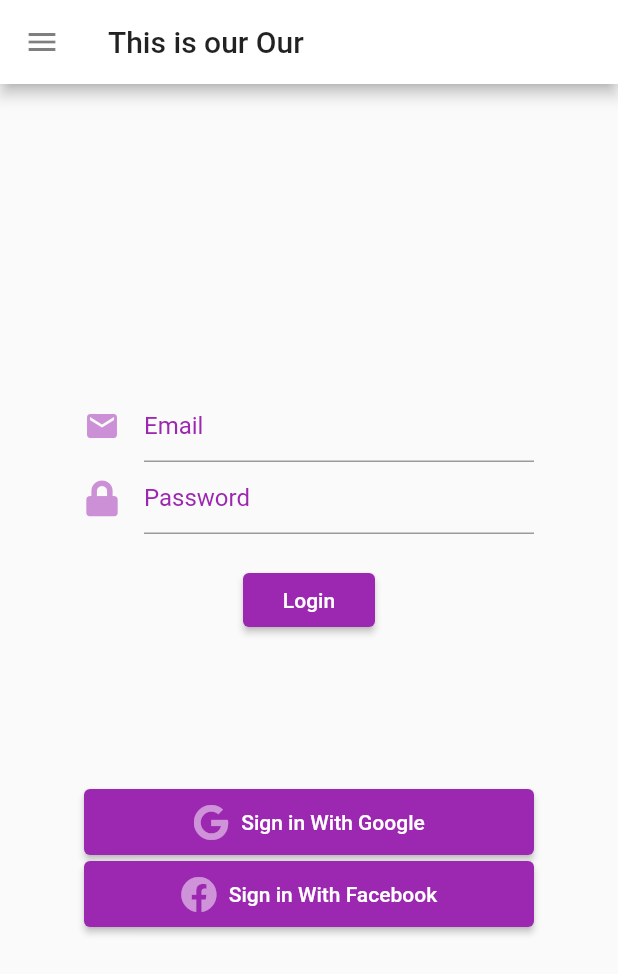
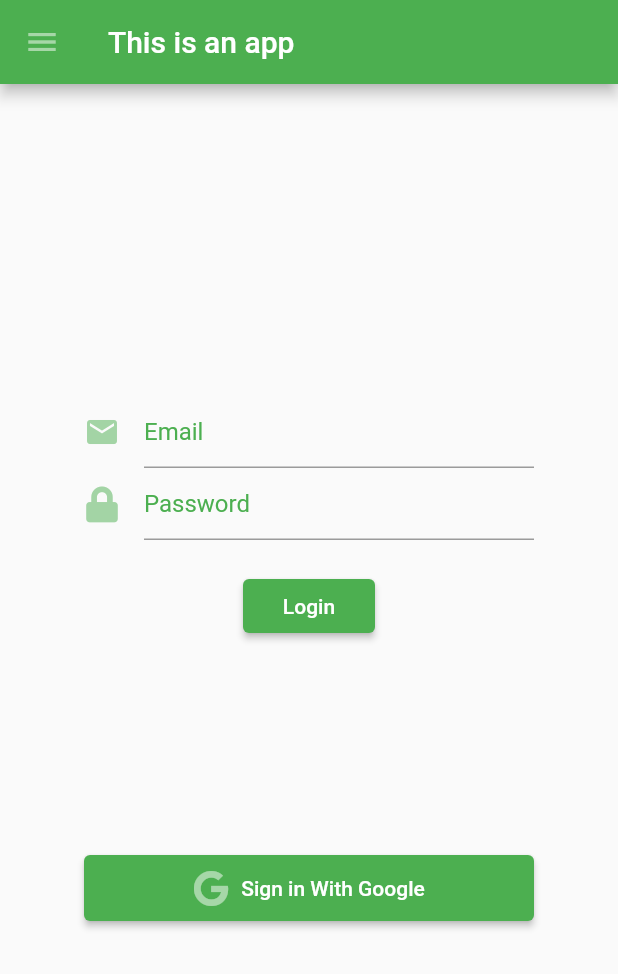
Before and after one commit to NayanVerma10/App, a Flutter app: the screen it shows after launch, after a tap on "Sign in With Google", on a phone screen of 412 x 824 dp. Shown: the top 974 px of the screen. Run offline on Flutter 3.47's test engine with Material 2 defaults, Android fonts, the phone set to English and light mode, and no system bars; our stand-ins replace firebase_auth, font_awesome_flutter, google_sign_in; accounts and stored records are empty.

Commit message:
Google Sign In added

```diff
--- a/lib/Screens/Login.dart
+++ b/lib/Screens/Login.dart
@@ -1,6 +1,7 @@
 /* Author : Nayan Verma */
 import 'package:flutter/material.dart';
 import 'package:font_awesome_flutter/font_awesome_flutter.dart';
+import '../Util/AuthService.dart';
 
 /*
   This is the Login Screen
@@ -19,9 +20,7 @@ class _LoginState extends State<Login> {
 
   LoginWithGoogle() {
     // TODO
-  }
-  LoginWithFacebook() {
-    // TODO
+    AuthSignIn().handleGoogleSignIn();
   }
 
   @override
@@ -31,7 +30,7 @@ class _LoginState extends State<Login> {
         child: Text('Our App'),
       ),
       appBar: AppBar(
-        title: Text('This is our Our'),
+        title: Text('This is an app'),
       ),
       body: Container(
         child: Center(
@@ -44,10 +43,10 @@ class _LoginState extends State<Login> {
                   hintText: 'Email',
                   icon: Icon(
                     Icons.email,
-                    color: Colors.purple,
+                    color: Colors.green,
                   ),
-                  prefixStyle: TextStyle(color: Colors.purple),
-                  hintStyle: TextStyle(color: Colors.purple),
+                  prefixStyle: TextStyle(color: Colors.green),
+                  hintStyle: TextStyle(color: Colors.green),
                 ),
               ),
             ),
@@ -59,10 +58,10 @@ class _LoginState extends State<Login> {
                 decoration: InputDecoration(
                   icon: Icon(
                     FontAwesomeIcons.lock,
-                    color: Colors.purple,
+                    color: Colors.green,
                   ),
-                  prefixStyle: TextStyle(color: Colors.purple),
-                  hintStyle: TextStyle(color: Colors.purple),
+                  prefixStyle: TextStyle(color: Colors.green),
+                  hintStyle: TextStyle(color: Colors.green),
                   hintText: 'Password',
                 ),
               ),
@@ -74,8 +73,12 @@ class _LoginState extends State<Login> {
               child: Text('Login'),
             ),
             SizedBox(
-              height: 100,
+              height: 70,
             ),
+            SizedBox(
+              height: 70,
+            ),
+
             Container(
                 width: 300,
                 child: RaisedButton.icon(
@@ -85,15 +88,6 @@ class _LoginState extends State<Login> {
                     },
                     icon: Icon(FontAwesomeIcons.google),
                     label: Text('Sign in With Google'))),
-            Container(
-                width: 300,
-                child: RaisedButton.icon(
-                    padding: EdgeInsets.symmetric(horizontal: 20, vertical: 10),
-                    onPressed: () {
-                      LoginWithFacebook();
-                    },
-                    icon: Icon(FontAwesomeIcons.facebook),
-                    label: Text('Sign in With Facebook'))),
           ]),
         ),
       ),
--- /dev/null
+++ b/lib/Screens/MainScreen.dart
@@ -0,0 +1,29 @@
+import 'package:flutter/material.dart';
+import 'package:firebase_auth/firebase_auth.dart';
+
+class MainScreen extends StatefulWidget {
+  @override
+  _MainScreenState createState() => _MainScreenState();
+}
+
+class _MainScreenState extends State<MainScreen> {
+  @override
+  Widget build(BuildContext context) {
+    return Scaffold(
+      body: Center(
+        child: Column(
+          mainAxisAlignment: MainAxisAlignment.center,
+          children: [
+            Text('Nayan Verma'),
+            RaisedButton(
+              onPressed: () {
+                FirebaseAuth.instance.signOut();
+              },
+              child: Text('Logout'),
+            )
+          ],
+        ),
+      ),
+    );
+  }
+}
--- /dev/null
+++ b/lib/Util/AuthService.dart
@@ -0,0 +1,28 @@
+import 'package:firebase_auth/firebase_auth.dart';
+import 'package:google_sign_in/google_sign_in.dart';
+
+class AuthSignIn {
+
+  // Just a function that handles google sign in
+  Future<FirebaseUser> handleGoogleSignIn() async {
+
+    final GoogleSignIn _googleSignIn = GoogleSignIn();
+    final FirebaseAuth _auth = FirebaseAuth.instance;
+
+    final GoogleSignInAccount googleUser = await _googleSignIn.signIn();
+    final GoogleSignInAuthentication googleAuth =
+        await googleUser.authentication;
+
+    final AuthCredential credential = GoogleAuthProvider.getCredential(
+      accessToken: googleAuth.accessToken,
+      idToken: googleAuth.idToken,
+    );
+
+    final FirebaseUser user =
+        (await _auth.signInWithCredential(credential)).user;
+    print("signed in " + user.displayName);
+
+    await _googleSignIn.signOut();  // Signing out form google because firebase authentication is already done
+    return user;
+  }
+}
--- a/lib/main.dart
+++ b/lib/main.dart
@@ -1,6 +1,7 @@
 import 'package:flutter/material.dart';
-import 'package:MyWonderFullApp/Screens/Login.dart';
-
+import './Screens/Login.dart';
+import './Screens/MainScreen.dart';
+import 'package:firebase_auth/firebase_auth.dart';
 
 //  This is the Main Function
 void main() {
@@ -16,15 +17,14 @@ class MyApp extends StatelessWidget {
       title: 'Flutter Demo',
       theme: ThemeData(
         // This is the theme of your application.
-        primaryColor: Colors.white,
+        primaryColor: Colors.green,
         iconTheme: IconThemeData(
-          color: Colors.purpleAccent,
+          color: Colors.greenAccent,
           opacity: 0.5,
         ),
         buttonTheme: ButtonThemeData(
-          buttonColor: Colors.purple,
+          buttonColor: Colors.green,
           textTheme: ButtonTextTheme.primary,
-
         ),
         //
         // Try running your application with "flutter run". You'll see the
@@ -40,7 +40,15 @@ class MyApp extends StatelessWidget {
         // closer together (more dense) than on mobile platforms.
         visualDensity: VisualDensity.adaptivePlatformDensity,
       ),
-      home: Login(),
+      home: StreamBuilder(
+        stream: FirebaseAuth.instance.onAuthStateChanged,
+        builder: (context, userSnapshot) {
+          if (userSnapshot.hasData) {
+            return MainScreen();
+          }
+          return Login();
+        },
+      ),
     );
   }
 }
--- a/pubspec.yaml
+++ b/pubspec.yaml
@@ -23,6 +23,9 @@ environment:
 dependencies:
   flutter:
     sdk: flutter
+
+  firebase_auth:  # Added By Nayan for Authentication
+  google_sign_in: # Added By Nayan for Google Sign In
 
   font_awesome_flutter: # Added By Nayan for Icons
 
```
Also changed, not shown: pubspec.lock, 3 other files.
